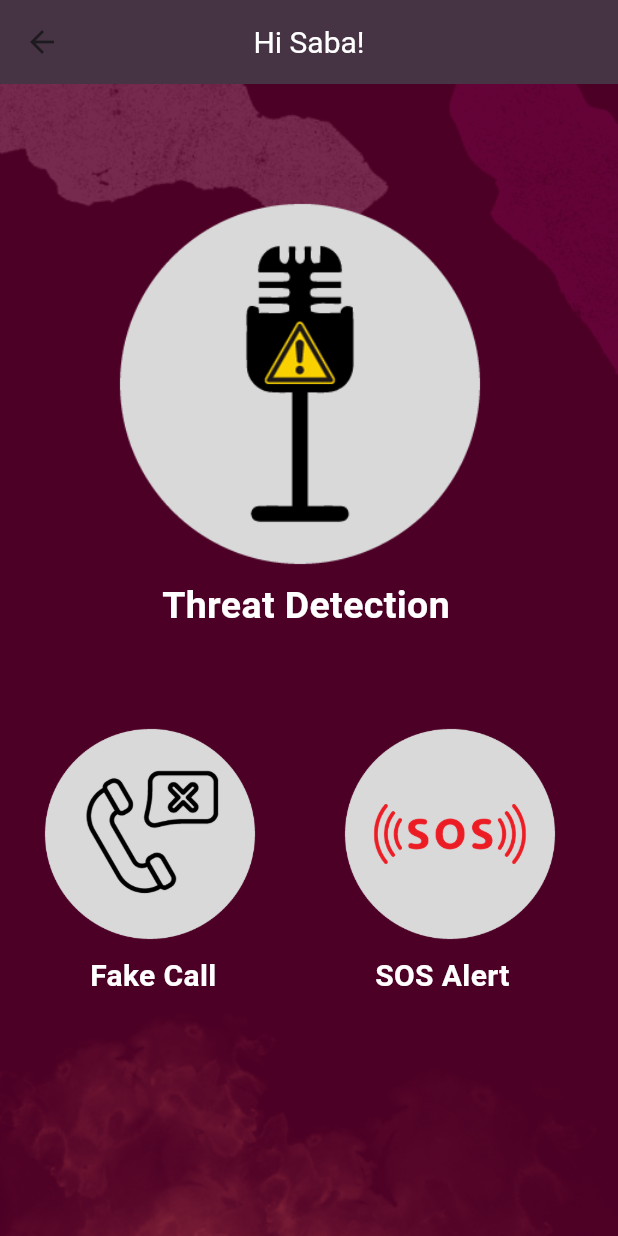
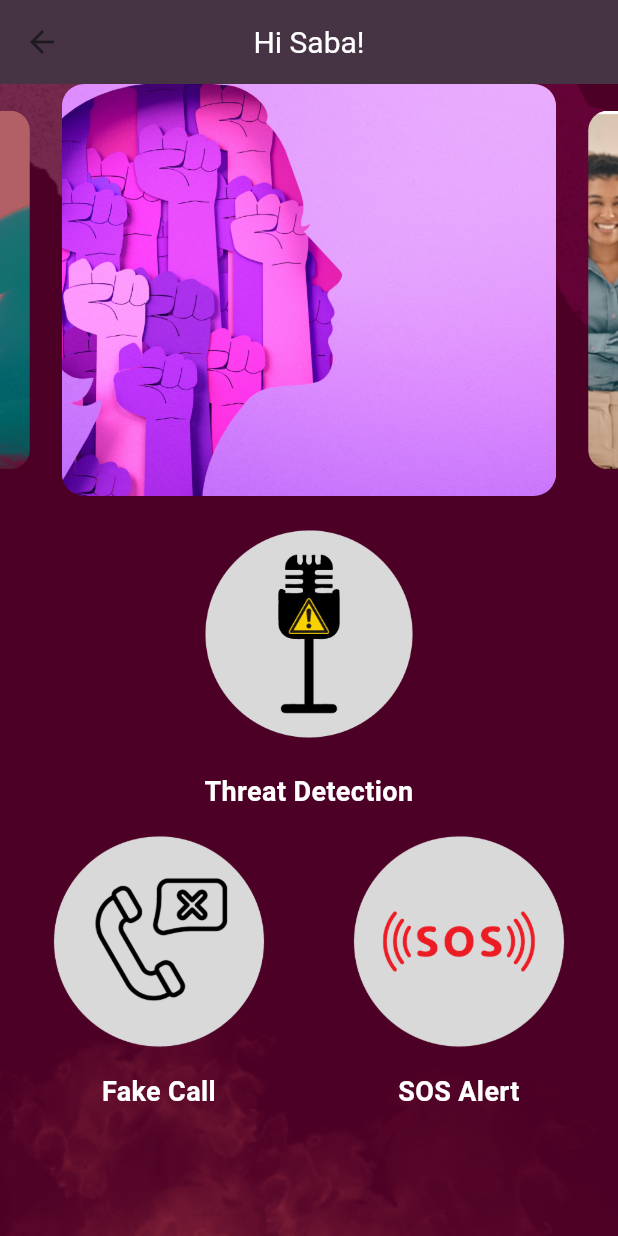
Before and after one commit to hmzza/safeguardher_fyp, a Flutter app: the SignUp screen opened by its route, after a tap on "Sign Up", on a phone screen of 412 x 824 dp. Run offline on Flutter 3.47's test engine with Material 3 defaults, Android fonts, the phone set to English and light mode, and no system bars; drawn by our look-alikes of carousel_slider; our stand-ins replace contacts_service, geolocator, image_picker, just_audio, permission_handler and 2 more; missing offline and left inert: audio_session, dart:ffi, flutter_sound, flutter_sound_platform_interface, telephony; accounts and stored records are empty.

Commit message:
implemented CarouselCards, corrected main home page

```diff
--- a/lib/SOSGeneration.dart
+++ b/lib/SOSGeneration.dart
@@ -170,6 +170,7 @@ class _SOSGenerationState extends State<SOSGeneration> with SingleTickerProvider
                       width: 400,
                       height: 400,
                       decoration: BoxDecoration(
+                        shape: BoxShape.circle,
                         image: DecorationImage(
                           image: AssetImage('assets/images/sos.png'),
                           fit: BoxFit.cover,
--- a/lib/home_page.dart
+++ b/lib/home_page.dart
@@ -1,14 +1,12 @@
-import 'package:flutter/cupertino.dart';
 import 'package:flutter/material.dart';
 import 'package:safeguardher/SOSGeneration.dart';
-import 'package:safeguardher/accountsettings.dart';
 import 'package:safeguardher/fakecall_mainpage.dart';
 import 'package:safeguardher/threatDetection_mainPage.dart';
+import 'package:safeguardher/utils/carousel_cards.dart';
 import 'package:safeguardher/utils/custom_app_bar.dart';
-// import 'package:safeguardher/utils/util.dart';
 
 class home_page extends StatefulWidget {
-  const home_page({super.key});
+  const home_page({Key? key}) : super(key: key);
 
   @override
   State<home_page> createState() => _home_pageState();
@@ -29,118 +27,107 @@ class _home_pageState extends State<home_page> {
               ),
             ),
           ),
-
-            //THREAT DETECTION ICON
-            Positioned(
-              child: GestureDetector(
-                // or InkWell for ripple effect
-                onTap: () {
-                  Navigator.push(
-                    context,
+          Column(
+            children: <Widget>[
+              Row(
+                children: [
+                  Flexible(
+                    flex: 2, // Adjust flex factor for carousel height
+                    child: CarouselCards(),
+                  ),
+                ],
+              ),
+              Row(
+                crossAxisAlignment: CrossAxisAlignment.center,
+                mainAxisAlignment: MainAxisAlignment.center,
+                children: [
+                  featureItem(
+                    context: context,
+                    image: 'assets/images/threatdetection.png',
+                    label: 'Threat Detection',
+                    onTap: () =>
+                        Navigator.of(context).push(
                           MaterialPageRoute(
                               builder: (context) =>
-                            AudioRecorderUploader()), // Replace 'YourNewPage' with the actual page you want to navigate to
+                                  AudioRecorderUploader()),
+                        ),
+                    height: 210,
+                    width: 230
+                    // flex: 3, // Larger flex factor for "Threat Detection"
+                  ),
+                ],
+              ),
+              Row(
+                crossAxisAlignment: CrossAxisAlignment.center,
+                mainAxisAlignment: MainAxisAlignment.center,
+                children: [
+                  featureItem(
+                    context: context,
+                    image: 'assets/images/fakecall.png',
+                    label: 'Fake Call',
+                    onTap: () => Navigator.of(context).push(
+                      MaterialPageRoute(builder: (context) => fakecallmainpage()),
+                    ),
+                    // flex: 3,
+                  ),
+                  featureItem(
+                    context: context,
+                    image: 'assets/images/sos.png',
+                    label: 'SOS Alert',
+                    onTap: () => Navigator.of(context).push(
+                      MaterialPageRoute(builder: (context) => SOSGeneration()),
+                    ),
+                  ),
+                ],
+              ),
+            ],
+          ),
+        ],
+      ),
     );
-                },
+  }
+
+  Widget featureItem({
+    required BuildContext context,
+    required String image,
+    required String label,
+    required VoidCallback onTap,
+    double height = 200,
+    double width = 200,
+    int flex = 1, // Default flex is 1
+  }) {
+    return InkWell(
+      onTap: onTap,
       child: Container(
-                  alignment: Alignment.center,
-                  height: 400,
-                  width: 400,
+        height: height,
+        width: width,
+        child: Column(
+          children: <Widget>[
+            Expanded(
+              flex: flex, // Use the flex factor to control size
+              child: Container(
+                width: double.infinity, // Container should fill the width
                 decoration: BoxDecoration(
                   image: DecorationImage(
-                      image: AssetImage("assets/images/threatdetection.png"),
+                    image: AssetImage(image),
                     fit: BoxFit.cover,
+                  ),
+                  borderRadius: BorderRadius.circular(12),
                 ),
               ),
             ),
+            Text(
+              label,
+              textAlign: TextAlign.center,
+              style: TextStyle(
+                fontSize: 18,
+                color: Colors.white,
+                fontWeight: FontWeight.bold,
               ),
             ),
-            Positioned(
-                left: 108,
-                top: 330,
-                child: Text(
-                  'Threat Detection',
-                  style: TextStyle(
-                      fontSize: 25,
-                      color: Colors.white,
-                      fontWeight: FontWeight.bold),
-                )),
-
-            //FAKE CALL SIMULATOR ICON
-            Positioned(
-              top: 400,
-              child: GestureDetector(
-                // or InkWell for ripple effect
-                onTap: () {
-                  Navigator.push(
-                    context,
-                    MaterialPageRoute(
-                        builder: (context) =>
-                            fakecallmainpage()), // Replace 'YourNewPage' with the actual page you want to navigate to
-                  );
-                },
-                child: Container(
-                  alignment: Alignment.center,
-                  height: 200,
-                  width: 200,
-                  decoration: BoxDecoration(
-                    image: DecorationImage(
-                      image: AssetImage("assets/images/fakecall.png"),
-                      fit: BoxFit.cover,
+          ],
         ),
       ),
-                ),
-              ),
-            ),
-            Positioned(
-                left: 60,
-                top: 580,
-                child: Text(
-                  'Fake Call',
-                  style: TextStyle(
-                      fontSize: 20,
-                      color: Colors.white,
-                      fontWeight: FontWeight.bold),
-                )),
-
-            //SOS
-            Positioned(
-              left: 200,
-              top: 400,
-              child: GestureDetector(
-                // or InkWell for ripple effect
-                onTap: () {
-                  Navigator.push(
-                    context,
-                    MaterialPageRoute(
-                        builder: (context) =>
-                            SOSGeneration()), // Replace 'YourNewPage' with the actual page you want to navigate to
     );
-                },
-                child: Container(
-                  alignment: Alignment.center,
-                  height: 200,
-                  width: 200,
-                  decoration: BoxDecoration(
-                    image: DecorationImage(
-                      image: AssetImage("assets/images/sos.png"),
-                      fit: BoxFit.cover,
-                    ),
-                  ),
-                ),
-              ),
-            ),
-            Positioned(
-                left: 250,
-                top: 580,
-                child: Text(
-                  'SOS Alert',
-                  style: TextStyle(
-                      fontSize: 20,
-                      color: Colors.white,
-                      fontWeight: FontWeight.bold),
-                )),
-          ],
-        ));
   }
 }
--- a/lib/threatDetection_mainPage.dart
+++ b/lib/threatDetection_mainPage.dart
@@ -103,7 +103,7 @@ class _AudioRecorderUploaderState extends State<AudioRecorderUploader> {
 
   Future<void> _uploadFile(String filePath) async {
     try {
-      var request = http.MultipartRequest('POST', Uri.parse('https://9fbe-115-186-57-250.ngrok-free.app/process'));
+      var request = http.MultipartRequest('POST', Uri.parse('https://16d0-115-186-57-250.ngrok-free.app/process'));
       request.files.add(await http.MultipartFile.fromPath('file', filePath));
       var response = await request.send();
 
--- /dev/null
+++ b/lib/utils/carousel_cards.dart
@@ -0,0 +1,38 @@
+import 'package:carousel_slider/carousel_slider.dart';
+import 'package:flutter/material.dart';
+
+class CarouselCards extends StatelessWidget {
+  final List<String> imgList = [
+    'assets/images/a.png',
+    'assets/images/b.png',
+    'assets/images/c.png',
+    'assets/images/d.png',
+    'assets/images/e.png',
+    // ... add more image paths as needed
+  ];
+
+  @override
+  Widget build(BuildContext context) {
+    return CarouselSlider(
+      options: CarouselOptions(
+        autoPlay: true,
+        autoPlayInterval: Duration(seconds: 5),
+        enlargeCenterPage: true,
+        viewportFraction: 0.8, // Adjust viewport fraction to less than 1
+        aspectRatio: 1.5,
+        padEnds: true, // This should be set in order to have the space at the ends
+      ),
+      items: imgList.map((item) => ClipRRect(
+        borderRadius: BorderRadius.circular(15.0), // Adjust the border radius here
+        child: Center(
+          child: Image.asset(
+            item,
+            fit: BoxFit.cover,
+            width: 1000,
+            height: 1000,
+          ),
+        ),
+      )).toList(),
+    );
+  }
+}
```
Also changed, not shown: pubspec.yaml (+9 -0 lines), assets/images/a.png (added), assets/images/b.png (added), assets/images/c.png (added), assets/images/d.png (added), assets/images/e.png (added), pubspec.lock. Lines whose indentation alone changed are shown as unchanged.
